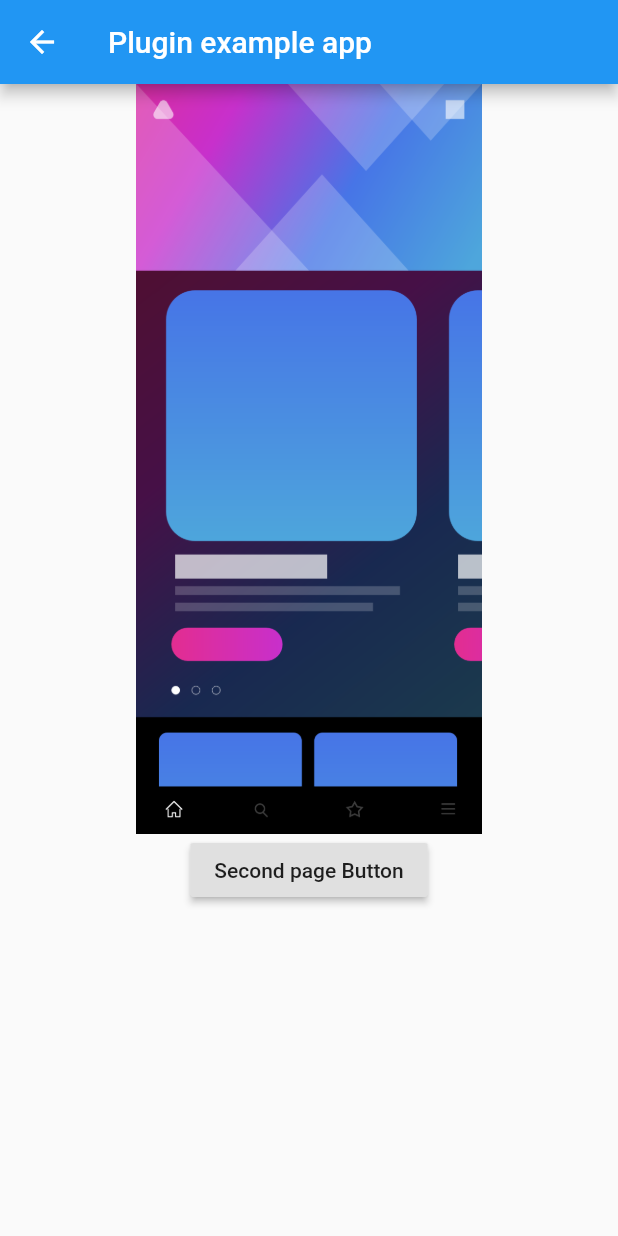
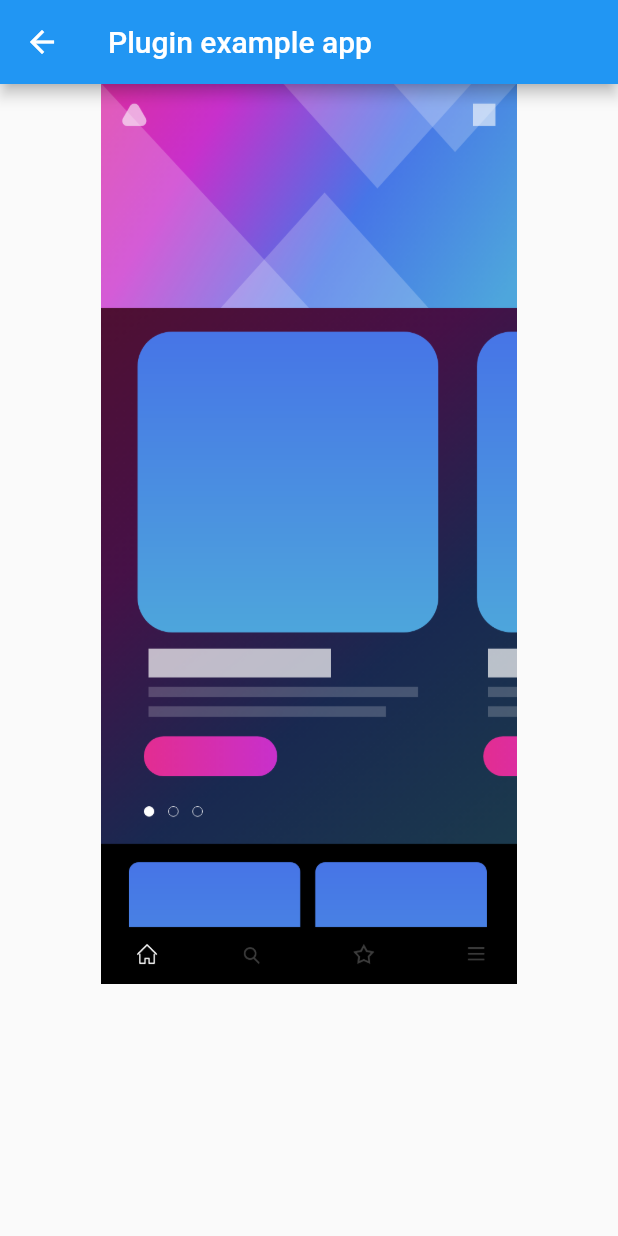
Before and after one commit to letscooee/cooee-flutter-plugin, a Flutter app: the screen it shows after launch, after a tap on "First page Button", on a phone screen of 412 x 824 dp. Run offline on Flutter 3.47's test engine with Material 2 defaults, Android fonts, the phone set to English and light mode, and no system bars; our stand-ins replace shared_preferences; statements that could not run were skipped.

Commit message:
refactor: Code cleaning
Remove cooee_parent as its not in used.
clean code from main.dart
Remove glass.dart as its not in in use

```diff
--- a/example/lib/main.dart
+++ b/example/lib/main.dart
@@ -1,4 +1,4 @@
-import 'package:cooee_plugin_example/glass.dart';
+import 'package:cooee_plugin/glassmorphism_effect.dart';
 import 'package:flutter/cupertino.dart';
 import 'package:flutter/material.dart';
 import 'dart:async';
@@ -73,7 +73,6 @@ class _MyAppState extends State<MyApp> {
   void initHandlers(BuildContext context) {
     sdk = new CooeePlugin();
     sdk.setCooeeInAppNotificationAction(inAppTriggered);
-    sdk.setContext(context);
   }
 }
 
@@ -116,7 +115,6 @@ class HomePage extends StatelessWidget {
 class SecondPage extends StatelessWidget {
   @override
   Widget build(BuildContext context) {
-    CooeePlugin().setContext(context);
     return Scaffold(
       appBar: AppBar(
         title: const Text('Plugin example app'),
@@ -128,23 +126,12 @@ class SecondPage extends StatelessWidget {
           child: Column(children: [
             Image(
               image: new AssetImage('assets/homepage.png'),
-              width: 500,
-              height: 500,
-            ),
-            RaisedButton(
-              onPressed: () {
-                onclick(context);
-              },
-              child: Text("Second page Button"),
+              width: 600,
+              height: 600,
             ),
           ]),
         ),
       ),
     );
   }
-
-  void onclick(BuildContext context) {
-    showCupertinoModalPopup(
-        context: context, builder: (context) => GlassmophismEffect());
-  }
 }
--- a/lib/cooee_parent.dart
+++ /dev/null
@@ -1,6 +0,0 @@
-
-import 'package:flutter/material.dart';
-
-class CooeeParent extends RepaintBoundary{
-  const CooeeParent({ Key key, Widget child }):super(key: key, child: child);
-}
```
Also changed, not shown: example/lib/glass.dart (deleted, +0 -22 lines).
